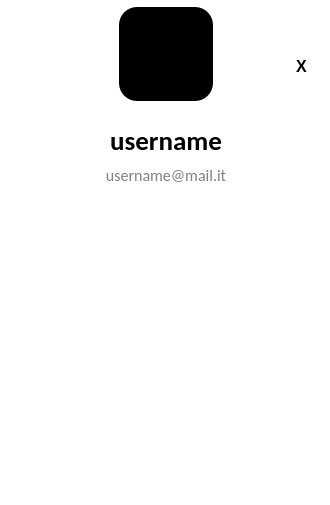
giovannic96/Real-time-collaborative-text-editor, file ClientModule/userprofile.ui: the form before one commit.
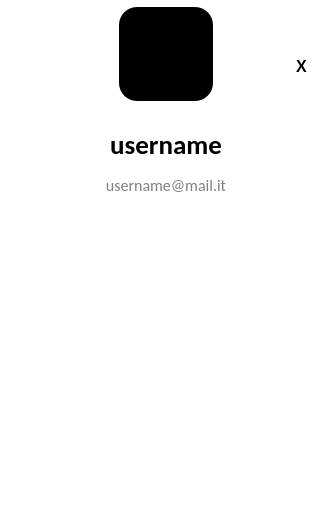
The form after the commit. Icons and pictures are not drawn.

The edit to the form file:
```diff
--- a/ClientModule/userprofile.ui
+++ b/ClientModule/userprofile.ui
@@ -33,7 +33,7 @@
     <rect>
      <x>0</x>
      <y>0</y>
-     <width>500</width>
+     <width>330</width>
      <height>505</height>
     </rect>
    </property>
@@ -61,7 +61,7 @@
     <property name="geometry">
      <rect>
       <x>207</x>
-      <y>327</y>
+      <y>320</y>
       <width>100</width>
       <height>50</height>
      </rect>
@@ -102,19 +102,19 @@
       <x>16</x>
       <y>120</y>
       <width>300</width>
-      <height>41</height>
+      <height>50</height>
      </rect>
     </property>
     <property name="minimumSize">
      <size>
       <width>300</width>
-      <height>0</height>
+      <height>50</height>
      </size>
     </property>
     <property name="maximumSize">
      <size>
       <width>300</width>
-      <height>16777215</height>
+      <height>50</height>
      </size>
     </property>
     <property name="font">
@@ -141,19 +141,19 @@
       <x>16</x>
       <y>160</y>
       <width>300</width>
-      <height>30</height>
+      <height>50</height>
      </rect>
     </property>
     <property name="minimumSize">
      <size>
       <width>300</width>
-      <height>0</height>
+      <height>50</height>
      </size>
     </property>
     <property name="maximumSize">
      <size>
       <width>300</width>
-      <height>16777215</height>
+      <height>50</height>
      </size>
     </property>
     <property name="font">
@@ -178,7 +178,7 @@
     <property name="geometry">
      <rect>
       <x>16</x>
-      <y>245</y>
+      <y>238</y>
       <width>300</width>
       <height>50</height>
      </rect>
@@ -217,7 +217,7 @@
     <property name="geometry">
      <rect>
       <x>27</x>
-      <y>327</y>
+      <y>320</y>
       <width>100</width>
       <height>50</height>
      </rect>
```
